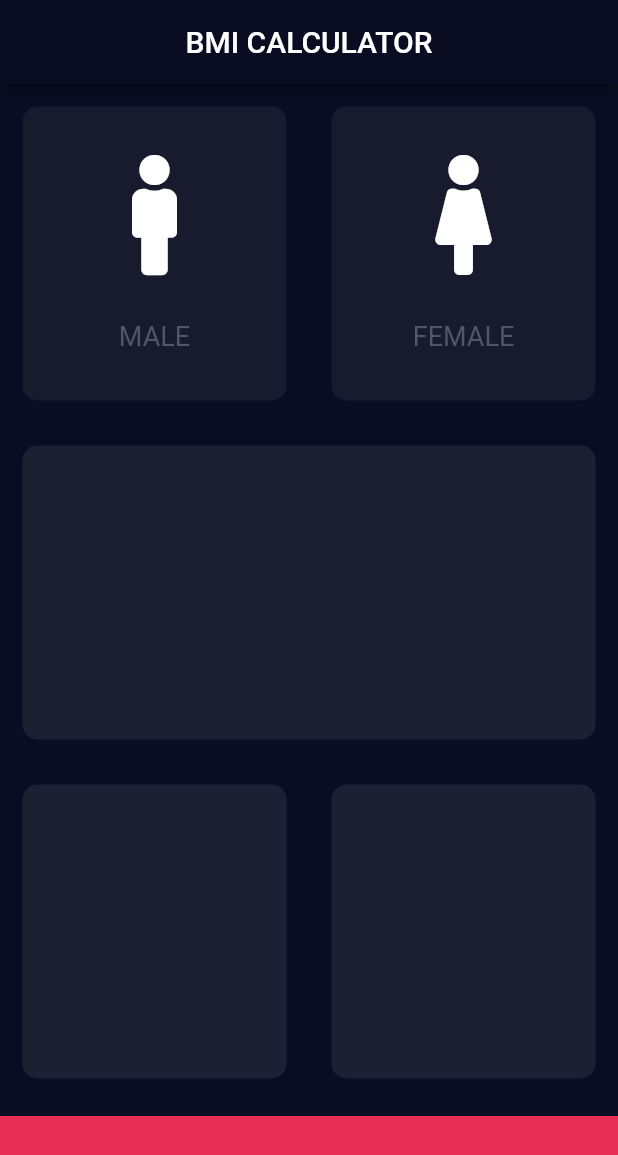
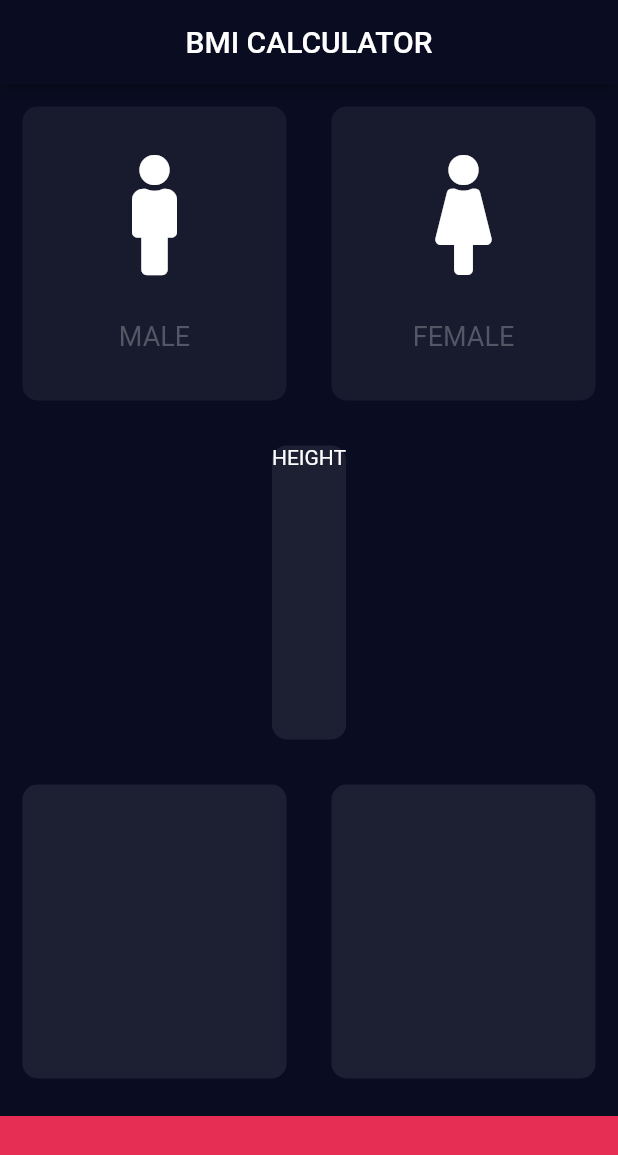
Before and after one commit to gohardhuddi/bmi_calculator_final, a Flutter app: the screen it shows after launch, on a phone screen of 412 x 824 dp. Shown: the top 1155 px of the screen. Run offline on Flutter 3.47's test engine with Material 2 defaults, Android fonts, the phone set to English and light mode, and no system bars; our stand-ins replace font_awesome_flutter.

Commit message:
Making of seperate constants.dart file

```diff
--- /dev/null
+++ b/lib/constants.dart
@@ -0,0 +1,7 @@
+import 'package:flutter/material.dart';
+
+const labelTextStyle = TextStyle(fontSize: 18.0, color: Color(0xFF555665));
+const activeCardColor = Color(0xFF1D1F33);
+const incativeCardColor = Color(0xFF181A2E);
+const BottomContainerColor = Color(0xFFE62E54);
+const BottomContainerHeight = 80.0;
--- a/lib/icon_contents.dart
+++ b/lib/icon_contents.dart
@@ -1,6 +1,6 @@
 import 'package:flutter/material.dart';
 
-const labelTextStyle = TextStyle(fontSize: 18.0, color: Color(0xFF555665));
+import 'constants.dart';
 
 class icon_contant extends StatelessWidget {
   icon_contant({this.icon, this.label});
--- a/lib/input_page.dart
+++ b/lib/input_page.dart
@@ -3,11 +3,8 @@ import 'package:flutter/material.dart';
 import 'package:font_awesome_flutter/font_awesome_flutter.dart';
 import 'icon_contents.dart';
 import 'reuseable_card.dart';
+import 'constants.dart';
 
-const BottomContainerHeight = 80.0;
-const activeCardColor = Color(0xFF1D1F33);
-const incativeCardColor = Color(0xFF181A2E);
-const BottomContainerColor = Color(0xFFE62E54);
 enum Gender {
   male,
   female,
@@ -88,6 +85,9 @@ class _InputPageState extends State<InputPage> {
             Expanded(
               child: Reuseable_card(
                 colour: activeCardColor,
+                cardChild: Column(
+                  children: [Text('HEIGHT')],
+                ),
               ),
             ),
             Expanded(
--- a/lib/reuseable_card.dart
+++ b/lib/reuseable_card.dart
@@ -1,4 +1,5 @@
 import 'package:flutter/material.dart';
+import 'constants.dart';
 
 class Reuseable_card extends StatelessWidget {
   Reuseable_card({@required this.colour, this.cardChild, this.onPress});
```
